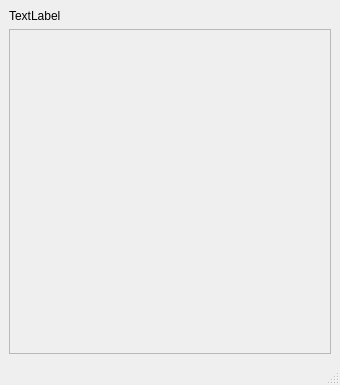
Old version of the form ConstrainBehaviour/ui_constrain_behaviour.ui in the repository heinz-preisig/ProMo-packages-OntologyBuilder.
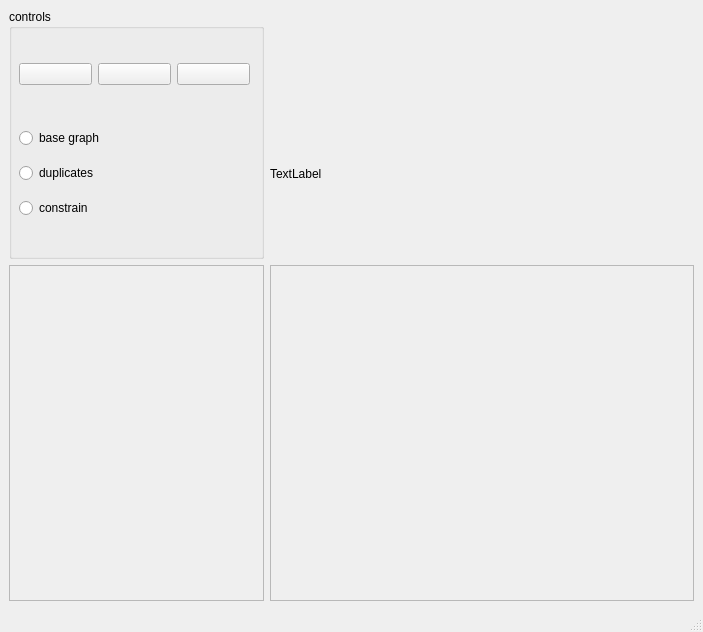
New version of the form.

Commit message: work on behaviour constrainer

Diff of the .ui file:
```diff
--- a/ConstrainBehaviour/ui_constrain_behaviour.ui
+++ b/ConstrainBehaviour/ui_constrain_behaviour.ui
@@ -6,39 +6,180 @@
    <rect>
     <x>0</x>
     <y>0</y>
-    <width>340</width>
-    <height>385</height>
+    <width>703</width>
+    <height>632</height>
    </rect>
   </property>
   <property name="windowTitle">
    <string>MainWindow</string>
   </property>
   <widget class="QWidget" name="centralwidget">
-   <layout class="QVBoxLayout" name="verticalLayout">
-    <item>
-     <widget class="QLabel" name="labelSource">
-      <property name="text">
-       <string>TextLabel</string>
+   <layout class="QGridLayout" name="gridLayout" columnstretch="30,50,0" rowminimumheight="0,0">
+    <item row="1" column="1">
+     <widget class="QScrollArea" name="scrollAreaEquations">
+      <property name="widgetResizable">
+       <bool>true</bool>
       </property>
+      <widget class="QWidget" name="scrollAreaWidgetContentsEquations">
+       <property name="geometry">
+        <rect>
+         <x>0</x>
+         <y>0</y>
+         <width>422</width>
+         <height>334</height>
+        </rect>
+       </property>
+      </widget>
      </widget>
     </item>
-    <item>
-     <widget class="QScrollArea" name="scrollArea">
+    <item row="0" column="0">
+     <widget class="QGroupBox" name="groupBox">
+      <property name="sizePolicy">
+       <sizepolicy hsizetype="Preferred" vsizetype="Fixed">
+        <horstretch>0</horstretch>
+        <verstretch>0</verstretch>
+       </sizepolicy>
+      </property>
+      <property name="minimumSize">
+       <size>
+        <width>0</width>
+        <height>250</height>
+       </size>
+      </property>
+      <property name="title">
+       <string>controls</string>
+      </property>
+      <widget class="QWidget" name="verticalLayoutWidget">
+       <property name="geometry">
+        <rect>
+         <x>10</x>
+         <y>110</y>
+         <width>231</width>
+         <height>111</height>
+        </rect>
+       </property>
+       <layout class="QVBoxLayout" name="verticalLayout">
+        <item>
+         <widget class="QRadioButton" name="radioButtonBaseGraph">
+          <property name="text">
+           <string>base graph</string>
+          </property>
+         </widget>
+        </item>
+        <item>
+         <widget class="QRadioButton" name="radioButtonDuplicates">
+          <property name="text">
+           <string>duplicates</string>
+          </property>
+         </widget>
+        </item>
+        <item>
+         <widget class="QRadioButton" name="radioButtonConstrain">
+          <property name="text">
+           <string>constrain</string>
+          </property>
+         </widget>
+        </item>
+       </layout>
+      </widget>
+      <widget class="QWidget" name="verticalLayoutWidget_3">
+       <property name="geometry">
+        <rect>
+         <x>10</x>
+         <y>30</y>
+         <width>231</width>
+         <height>71</height>
+        </rect>
+       </property>
+       <layout class="QHBoxLayout" name="horizontalLayout_2">
+        <item>
+         <widget class="QPushButton" name="pushButtonInformation">
+          <property name="text">
+           <string/>
+          </property>
+         </widget>
+        </item>
+        <item>
+         <widget class="QPushButton" name="pushButtonCancle">
+          <property name="text">
+           <string/>
+          </property>
+         </widget>
+        </item>
+        <item>
+         <widget class="QPushButton" name="pushButtonSave">
+          <property name="text">
+           <string/>
+          </property>
+         </widget>
+        </item>
+       </layout>
+      </widget>
+     </widget>
+    </item>
+    <item row="1" column="0">
+     <widget class="QScrollArea" name="scrollAreaEntities">
       <property name="widgetResizable">
        <bool>true</bool>
       </property>
-      <widget class="QWidget" name="scrollAreaWidgetContents">
+      <widget class="QWidget" name="scrollAreaWidgetContentsEntities">
        <property name="geometry">
         <rect>
          <x>0</x>
          <y>0</y>
-         <width>320</width>
-         <height>320</height>
+         <width>253</width>
+         <height>334</height>
         </rect>
        </property>
       </widget>
      </widget>
     </item>
+    <item row="0" column="1">
+     <layout class="QVBoxLayout" name="verticalLayout_2">
+      <property name="sizeConstraint">
+       <enum>QLayout::SetDefaultConstraint</enum>
+      </property>
+      <item>
+       <spacer name="verticalSpacer">
+        <property name="orientation">
+         <enum>Qt::Vertical</enum>
+        </property>
+        <property name="sizeType">
+         <enum>QSizePolicy::Minimum</enum>
+        </property>
+        <property name="sizeHint" stdset="0">
+         <size>
+          <width>20</width>
+          <height>40</height>
+         </size>
+        </property>
+       </spacer>
+      </item>
+      <item>
+       <spacer name="verticalSpacer_2">
+        <property name="orientation">
+         <enum>Qt::Vertical</enum>
+        </property>
+        <property name="sizeType">
+         <enum>QSizePolicy::Minimum</enum>
+        </property>
+        <property name="sizeHint" stdset="0">
+         <size>
+          <width>20</width>
+          <height>40</height>
+         </size>
+        </property>
+       </spacer>
+      </item>
+      <item>
+       <widget class="QLabel" name="labelSource">
+        <property name="text">
+         <string>TextLabel</string>
+        </property>
+       </widget>
+      </item>
+     </layout>
+    </item>
    </layout>
   </widget>
   <widget class="QStatusBar" name="statusbar"/>
```
The commit also changes 5 other files.
